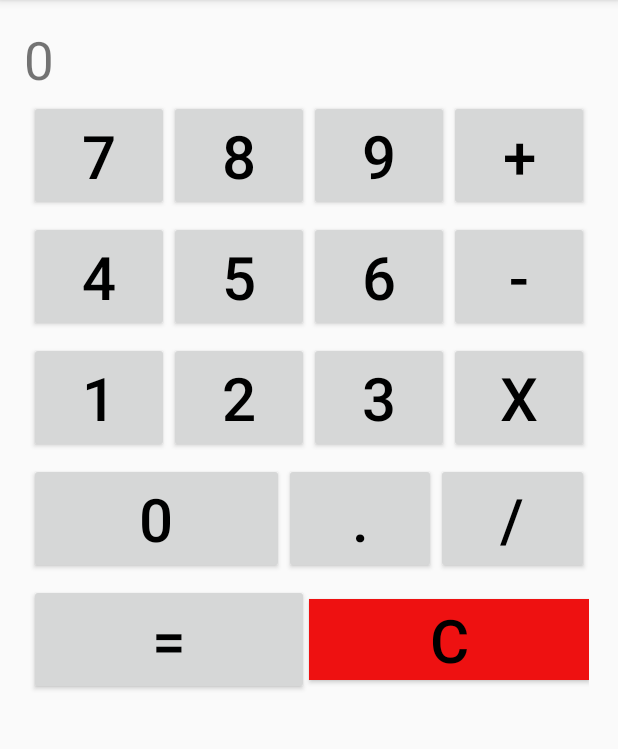
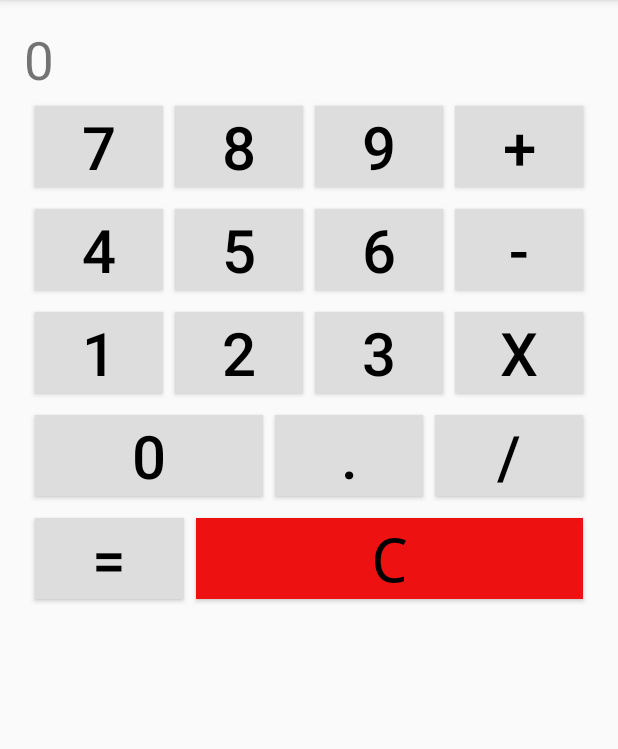
Before and after one commit to javacasm/temarioAndroid, an Android app: the screen it shows after launch (MainActivity), on a phone screen of 412 x 824 dp, the part 84-833 px from its top. Run offline under Robolectric (Android 15) with nearby library versions, the phone set to English and light mode, and no system bars.

Commit message:
Pruebas Listener de evento

```diff
--- a/app/src/main/res/layout/activity_main.xml
+++ b/app/src/main/res/layout/activity_main.xml
@@ -26,7 +26,7 @@
 
             <Button
                 android:id="@+id/b7"
-                style="@style/boton.weigth1"
+                style="@style/boton.weight1"
                 android:layout_width="wrap_content"
                 android:layout_height="wrap_content"
                 android:onClick="pulsacion"
@@ -35,7 +35,7 @@
 
             <Button
                 android:id="@+id/b8"
-                style="@style/boton.weigth1"
+                style="@style/boton.weight1"
                 android:layout_width="wrap_content"
                 android:layout_height="wrap_content"
                 android:onClick="pulsacion"
@@ -43,7 +43,7 @@
 
             <Button
                 android:id="@+id/b9"
-                style="@style/boton.weigth1"
+                style="@style/boton.weight1"
                 android:layout_width="wrap_content"
                 android:layout_height="wrap_content"
                 android:onClick="pulsacion"
@@ -51,11 +51,11 @@
 
             <Button
                 android:id="@+id/bSuma"
-                style="@style/boton.weigth1"
+                style="@style/boton.weight1"
                 android:layout_width="wrap_content"
                 android:layout_height="wrap_content"
                 android:onClick="pulsacion"
-                android:text="+" />
+                android:text="@string/bmas" />
 
         </TableRow>
 
@@ -68,7 +68,7 @@
 
             <Button
                 android:id="@+id/b4"
-                style="@style/boton.weigth1"
+                style="@style/boton.weight1"
                 android:layout_width="wrap_content"
                 android:layout_height="wrap_content"
                 android:onClick="pulsacion"
@@ -76,7 +76,7 @@
 
             <Button
                 android:id="@+id/b5"
-                style="@style/boton.weigth1"
+                style="@style/boton.weight1"
                 android:layout_width="wrap_content"
                 android:layout_height="wrap_content"
                 android:onClick="pulsacion"
@@ -84,7 +84,7 @@
 
             <Button
                 android:id="@+id/b6"
-                style="@style/boton.weigth1"
+                style="@style/boton.weight1"
                 android:layout_width="wrap_content"
                 android:layout_height="wrap_content"
                 android:onClick="pulsacion"
@@ -92,7 +92,7 @@
 
             <Button
                 android:id="@+id/bResta"
-                style="@style/boton.weigth1"
+                style="@style/boton.weight1"
                 android:layout_width="wrap_content"
                 android:layout_height="wrap_content"
                 android:onClick="pulsacion"
@@ -109,7 +109,7 @@
 
             <Button
                 android:id="@+id/b1"
-                style="@style/boton.weigth1"
+                style="@style/boton.weight1"
                 android:layout_width="wrap_content"
                 android:layout_height="wrap_content"
                 android:onClick="pulsacion"
@@ -117,7 +117,7 @@
 
             <Button
                 android:id="@+id/b2"
-                style="@style/boton.weigth1"
+                style="@style/boton.weight1"
                 android:layout_width="wrap_content"
                 android:layout_height="wrap_content"
                 android:onClick="pulsacion"
@@ -125,7 +125,7 @@
 
             <Button
                 android:id="@+id/b3"
-                style="@style/boton.weigth1"
+                style="@style/boton.weight1"
                 android:layout_width="wrap_content"
                 android:layout_height="wrap_content"
                 android:onClick="pulsacion"
@@ -133,7 +133,7 @@
 
             <Button
                 android:id="@+id/bMultiplicacion"
-                style="@style/boton.weigth1"
+                style="@style/boton.weight1"
                 android:layout_width="wrap_content"
                 android:layout_height="wrap_content"
                 android:onClick="pulsacion"
@@ -159,19 +159,13 @@
 
             <Button
                 android:id="@+id/bPunto"
-                style="@style/boton.weigth1"
-                android:layout_width="wrap_content"
-                android:layout_height="wrap_content"
-                android:layout_weight="1"
+                style="@style/boton.weight1"
                 android:onClick="pulsacion"
                 android:text="@string/bpunto" />
 
             <Button
                 android:id="@+id/bDivision"
-                style="@style/boton.weigth1"
-                android:layout_width="wrap_content"
-                android:layout_height="wrap_content"
-                android:layout_weight="1"
+                style="@style/boton.weight1"
                 android:onClick="pulsacion"
                 android:text="@string/bdivido" />
 
@@ -186,21 +180,16 @@
 
             <Button
                 android:id="@+id/bIgual"
-                style="@style/boton"
-                android:layout_width="wrap_content"
-                android:layout_height="wrap_content"
-                android:layout_weight="1"
+                style="@style/boton.weight1"
                 android:onClick="pulsacion"
                 android:text="@string/bigual" />
 
             <Button
                 android:id="@+id/bC"
                 style="@style/boton.rojo"
-                android:layout_width="wrap_content"
-                android:layout_height="wrap_content"
-                android:layout_weight="1"
                 android:onClick="pulsacion"
-                android:text="@string/bc" />
+                android:text="@string/bc"
+                android:typeface="monospace" />
 
         </TableRow>
 
--- a/app/src/main/res/values/styles.xml
+++ b/app/src/main/res/values/styles.xml
@@ -9,13 +9,15 @@
         <item name="android:layout_height">wrap_content</item>
         <item name="android:textColor">#000000</item>
         <item name="android:textSize">40dp</item>
-
+        <item name="android:background">#FFDDDDDD</item>
+        <item name="android:layout_margin">4dp</item>
     </style>
-    <style name="boton.weigth1">
+    <style name="boton.weight1">
         <item name="android:layout_weight">1</item>
     </style>
     <style name="boton.rojo">
         <item name="android:background">#ee1111</item>
         <item name="android:textColor">#000000</item>
+        <item name="android:layout_weight">15</item>
     </style>
 </resources>
```
